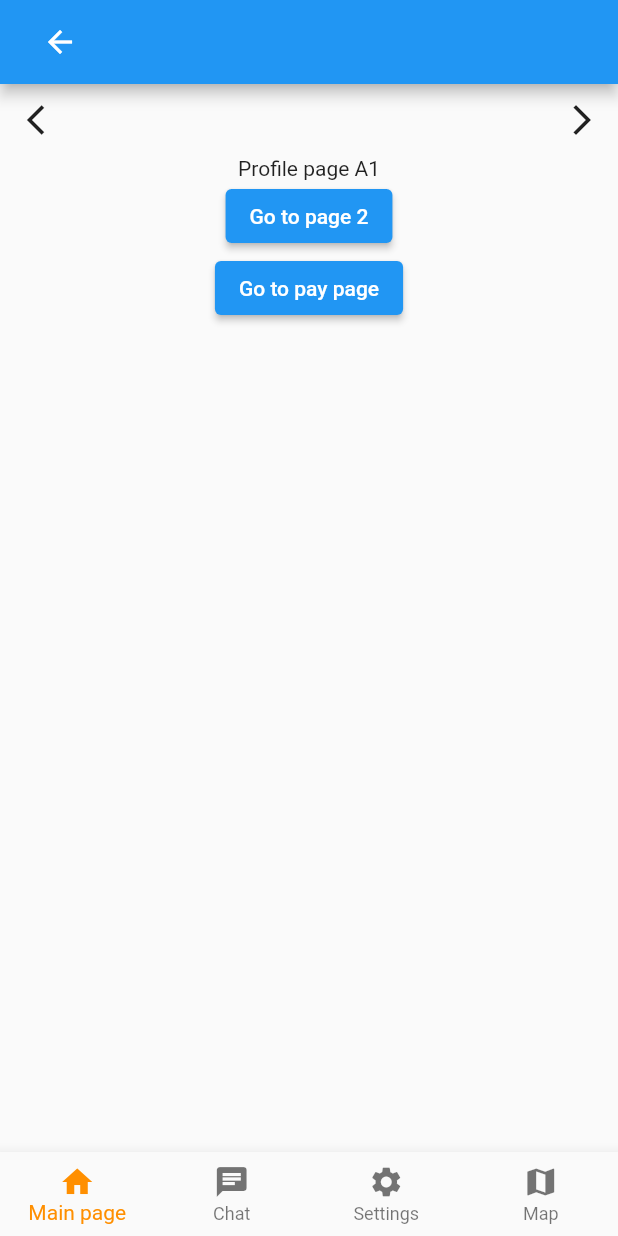
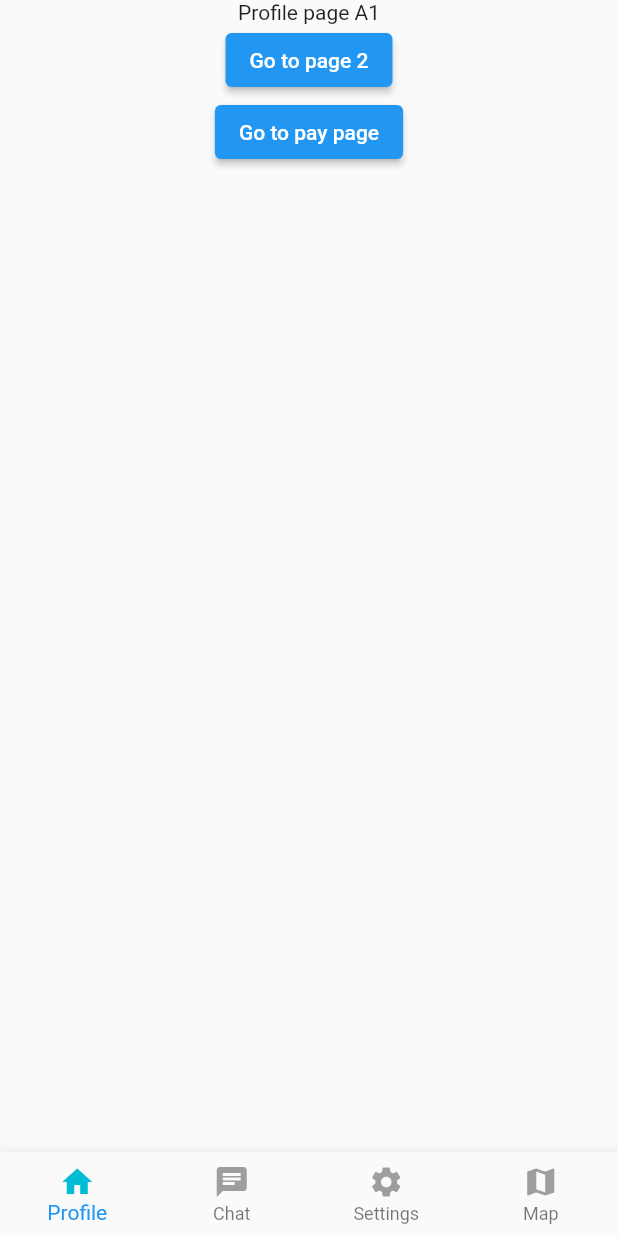
Before and after one commit to JesterVZ/bottomMunuFlutter, a Flutter app: the screen it shows after launch, on a phone screen of 412 x 824 dp. Run offline on Flutter 3.47's test engine with Material 2 defaults, Android fonts, the light colour scheme and no system bars.

Commit message:
ad fixed bottom menu

```diff
--- /dev/null
+++ b/lib/App.dart
@@ -0,0 +1,95 @@
+import 'package:bottom_menu_flutter/screens/chat_page.dart';
+import 'package:bottom_menu_flutter/screens/map_page.dart';
+import 'package:bottom_menu_flutter/screens/profile_page.dart';
+import 'package:bottom_menu_flutter/screens/settings_page.dart';
+import 'package:flutter/cupertino.dart';
+import 'package:flutter/material.dart';
+
+import 'elements/bottom_nav.dart';
+import 'elements/tab_item.dart';
+
+class App extends StatefulWidget {
+  @override
+  State<StatefulWidget> createState() => AppState();
+}
+
+class AppState extends State<App> {
+  // this is static property so other widget throughout the app
+  // can access it simply by AppState.currentTab
+  static int currentTab = 0;
+
+  final List<TabItem> tabs = [
+    TabItem(
+      tabName: "Profile",
+      icon: Icons.home,
+      page: const ProfilePage()
+    ),
+    TabItem(
+      tabName: "Chat",
+      icon: Icons.chat,
+      page: ChatPage()
+    ),
+    TabItem(
+        tabName: "Settings",
+        icon: Icons.settings,
+        page: SettingsPage()
+    ),
+    TabItem(
+        tabName: "Map",
+        icon: Icons.map,
+        page: const MapPage()
+    ),
+  ];
+
+  AppState() {
+    tabs.asMap().forEach((index, details) {
+      details.setIndex(index);
+    });
+  }
+
+  void _selectTab(int index) {
+    if (index == currentTab) {
+      // pop to first route
+      // if the user taps on the active tab
+      tabs[index].key.currentState?.popUntil((route) => route.isFirst);
+    } else {
+      // update the state
+      // in order to repaint
+      setState(() => currentTab = index);
+    }
+  }
+
+  @override
+  Widget build(BuildContext context) {
+    return WillPopScope(
+        onWillPop: () async {
+          final isFirstRouteInCurrentTab =
+          !await tabs[currentTab].key.currentState!.maybePop();
+          if (isFirstRouteInCurrentTab) {
+            // if not on the 'main' tab
+            if (currentTab != 0) {
+              // select 'main' tab
+              _selectTab(0);
+              // back button handled by app
+              return false;
+            }
+          }
+          return isFirstRouteInCurrentTab;
+        },
+      child: Scaffold(
+        // indexed stack shows only one child
+        body: IndexedStack(
+          index: currentTab,
+          children: tabs.map((e) => e.page).toList(),
+        ),
+        // Bottom navigation
+        bottomNavigationBar: BottomNavigation(
+          onSelectTab: _selectTab,
+          tabs: tabs,
+        ),
+      ),
+    );
+  }
+
+
+}
--- a/lib/elements/bottom_nav.dart
+++ b/lib/elements/bottom_nav.dart
@@ -1,86 +1,54 @@
-import 'package:bottom_menu_flutter/screens/profile_page.dart';
-import 'package:bottom_menu_flutter/elements/row_bar.dart';
-import 'package:bottom_menu_flutter/screens/settings_page.dart';
+import 'package:bottom_menu_flutter/elements/tab_item.dart';
 import 'package:flutter/cupertino.dart';
 import 'package:flutter/material.dart';
 
-import '../screens/chat_page.dart';
-import '../screens/map_page.dart';
-import 'globals.dart';
+import '../App.dart';
 
-class BottomNavBar extends StatefulWidget {
-  const BottomNavBar({Key? key}) : super(key: key);
-
-  @override
-  State<StatefulWidget> createState() => _BottomNavBar();
-}
-
-class _BottomNavBar extends State<BottomNavBar> {
-  List<Widget> pageList = <Widget>[
-    ProfilePage(),
-    ChatPage(),
-    SettingsPage(),
-    MapPage()
-  ];
-
-  void _onItemTapped(int index) {
-    setState(() {
-      globalIndex = index;
-    });
-  }
-
-  List<BottomNavigationBarItem> BottomNavBarItems() {
-    List<BottomNavigationBarItem> items = [
-      const BottomNavigationBarItem(
-        icon: Icon(Icons.home),
-        label: 'Main page',
-      ),
-      const BottomNavigationBarItem(
-        icon: Icon(Icons.chat),
-        label: 'Chat',
-      ),
-      const BottomNavigationBarItem(
-        icon: Icon(Icons.settings),
-        label: 'Settings',
-      ),
-      const BottomNavigationBarItem(
-        icon: Icon(Icons.map),
-        label: 'Map',
-      ),
-    ];
-
-    return items;
-  }
+class BottomNavigation extends StatelessWidget {
+  BottomNavigation({
+    required this.onSelectTab,
+    required this.tabs,
+  });
+  final ValueChanged<int> onSelectTab;
+  final List<TabItem> tabs;
 
   @override
   Widget build(BuildContext context) {
-    return Scaffold(
-      appBar: AppBar(
-          title: IconButton(
-        icon: const Icon(Icons.arrow_back_outlined),
-        onPressed: () => Navigator.of(context).pop(null),
-      )),
-      body: Column(
-        children: [
-          RowBar(
-            onClick: _onClick,
-          ),
-          pageList[globalIndex],
-        ],
-      ),
-      bottomNavigationBar: BottomNavigationBar(
-        type: BottomNavigationBarType.fixed,
-        items: BottomNavBarItems(),
-        currentIndex: globalIndex,
-        selectedItemColor: Colors.amber[800],
-        onTap: _onItemTapped,
+    return BottomNavigationBar(
+      type: BottomNavigationBarType.fixed,
+      items: tabs
+          .map(
+            (e) => _buildItem(
+          index: e.getIndex(),
+          icon: e.icon,
+          tabName: e.tabName,
+        ),
+      )
+          .toList(),
+      onTap: (index) => onSelectTab(
+        index,
       ),
     );
   }
 
-  _onClick(int index) {
-    setState(() {
-      globalIndex = index;
-    });
+  BottomNavigationBarItem _buildItem(
+      {required int index, required IconData icon, required String tabName}) {
+    return BottomNavigationBarItem(
+      icon: Icon(
+        icon,
+        color: _tabColor(index: index),
+      ),
+      title: Text(
+        tabName,
+        style: TextStyle(
+          color: _tabColor(index: index),
+          fontSize: 12,
+        ),
+      ),
+    );
+  }
+
+  Color _tabColor({required int index}) {
+    return AppState.currentTab == index ? Colors.cyan : Colors.grey;
   }
 }
--- a/lib/elements/dropdown_menu.dart
+++ b/lib/elements/dropdown_menu.dart
@@ -3,7 +3,6 @@ import 'package:flutter/material.dart';
 
 class DropDownMenuElement extends StatefulWidget {
   const DropDownMenuElement({Key? key}) : super(key: key);
-
 
   @override
   State<StatefulWidget> createState() => _DropDownMenuElement();
@@ -22,7 +21,7 @@ class _DropDownMenuElement extends State<DropDownMenuElement>{
           value: value,
           child: Text(value),
         );
-      }).toList(),
+      }).toList(), onChanged: (String? value) {  },
     );
   }
 }
--- a/lib/elements/row_bar.dart
+++ /dev/null
@@ -1,41 +0,0 @@
-import 'dart:math';
-
-import 'package:flutter/cupertino.dart';
-import 'package:flutter/material.dart';
-import 'dart:developer' as developer;
-import 'globals.dart';
-import 'bottom_nav.dart';
-
-class RowBar extends StatefulWidget {
-  final Function(int) onClick;
-
-  const RowBar({Key? key, required this.onClick}) : super(key: key);
-
-  @override
-  State<StatefulWidget> createState() => _RowBar();
-}
-
-class _RowBar extends State<RowBar> {
-  @override
-  Widget build(BuildContext context) {
-    return Column(children: [
-      Row(
-        mainAxisAlignment: MainAxisAlignment.spaceBetween,
-        children: [
-          IconButton(
-              icon: const Icon(Icons.arrow_back_ios_outlined),
-              onPressed: () => {
-                    if (globalIndex >= 0)
-                      {globalIndex--, widget.onClick(globalIndex)}
-                  }),
-          IconButton(
-              icon: const Icon(Icons.arrow_forward_ios_outlined),
-              onPressed: () => {
-                    if (globalIndex <= 3)
-                      {globalIndex++, widget.onClick(globalIndex)}
-                  })
-        ],
-      ),
-    ]);
-  }
-}
--- /dev/null
+++ b/lib/elements/tab_item.dart
@@ -0,0 +1,43 @@
+import 'package:flutter/cupertino.dart';
+import 'package:flutter/material.dart';
+
+import '../App.dart';
+
+class TabItem{
+  late final String tabName;
+  late final IconData icon;
+  final GlobalKey<NavigatorState> key = GlobalKey<NavigatorState>();
+
+  int _index = 0;
+  late Widget _page;
+
+  TabItem({
+    required this.tabName,
+    required this.icon,
+    required Widget page,
+  }) {
+    _page = page;
+  }
+  void setIndex(int i) {
+    _index = i;
+  }
+  int getIndex() => _index;
+
+  Widget get page {
+    return Visibility(
+      // only paint this page when currentTab is active
+      visible: _index == AppState.currentTab,
+      // important to preserve state while switching between tabs
+      maintainState: true,
+      child: Navigator(
+        // key tracks state changes
+        key: key,
+        onGenerateRoute: (routeSettings) {
+          return MaterialPageRoute(
+            builder: (_) => _page,
+          );
+        },
+      ),
+    );
+  }
+}
--- a/lib/main.dart
+++ b/lib/main.dart
@@ -1,5 +1,7 @@
 import 'package:bottom_menu_flutter/elements/bottom_nav.dart';
 import 'package:flutter/material.dart';
+
+import 'App.dart';
 void main() {
   runApp(const MyApp());
 }
@@ -15,7 +17,7 @@ class MyApp extends StatelessWidget {
       theme: ThemeData(
         primarySwatch: Colors.blue,
       ),
-      home: const BottomNavBar(),
+      home: App()
     );
   }
 }
--- a/lib/screens/chat_page.dart
+++ b/lib/screens/chat_page.dart
@@ -1,5 +1,4 @@
 
-import 'package:bottom_menu_flutter/elements/row_bar.dart';
 import 'package:flutter/cupertino.dart';
 import 'package:flutter/material.dart';
 
--- a/lib/screens/map_page.dart
+++ b/lib/screens/map_page.dart
@@ -1,4 +1,3 @@
-import 'package:bottom_menu_flutter/elements/row_bar.dart';
 import 'package:bottom_menu_flutter/screens/layout_2/settings_page_2.dart';
 import 'package:flutter/cupertino.dart';
 import 'package:flutter/material.dart';
--- a/lib/screens/settings_page.dart
+++ b/lib/screens/settings_page.dart
@@ -1,5 +1,4 @@
 
-import 'package:bottom_menu_flutter/elements/row_bar.dart';
 import 'package:bottom_menu_flutter/screens/layout_2/settings_page_2.dart';
 import 'package:flutter/cupertino.dart';
 import 'package:flutter/material.dart';
```
Also changed, not shown: pubspec.lock.
